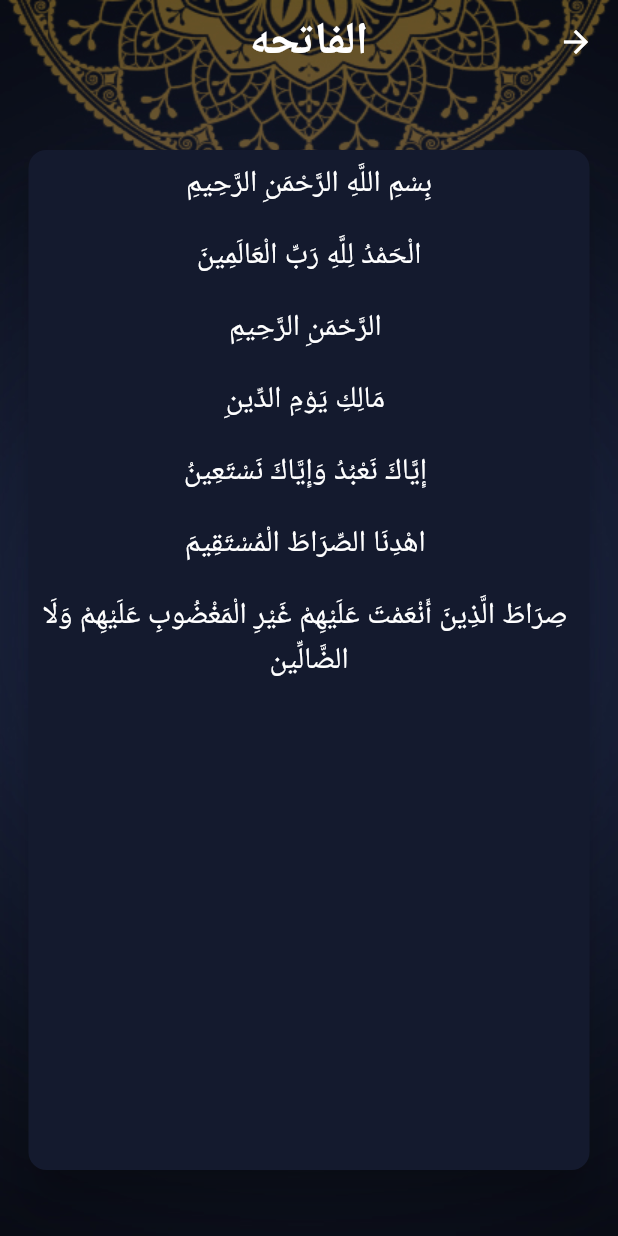
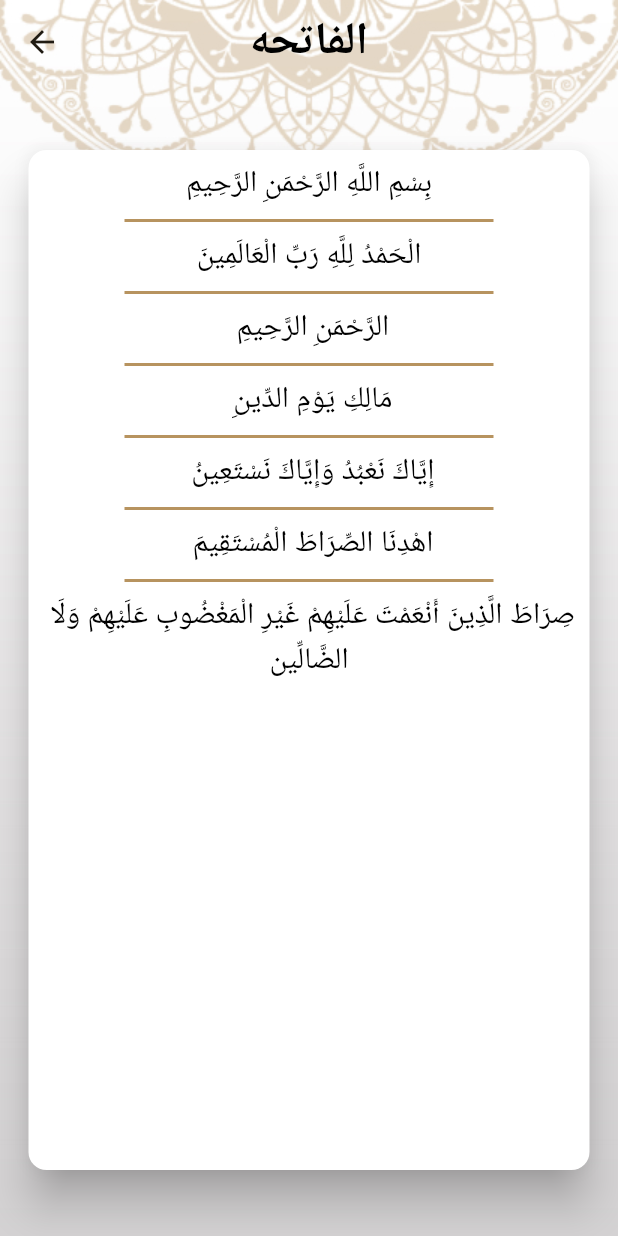
Before and after one commit to MohamedBishta/islami, a Flutter app: the screen it shows after launch, after a tap on "الفاتحه", on a phone screen of 412 x 824 dp. Run offline on Flutter 3.47's test engine with Material 3 defaults, Android fonts, the phone set to English and light mode, and no system bars; our stand-ins replace shared_preferences; generated files the repository leaves out were written again; Roboto replaces fonts that are missing (messiri).

Commit message:
+ apply setting

```diff
--- /dev/null
+++ b/lib/Provider/SettingProvider.dart
@@ -0,0 +1,58 @@
+import 'package:flutter/material.dart';
+import 'package:shared_preferences/shared_preferences.dart';
+import 'package:flutter_gen/gen_l10n/app_localizations.dart';
+
+class SettingProvider extends ChangeNotifier{
+
+  String selectedLocal = 'en';
+  ThemeMode selectedTheme = ThemeMode.light;
+  late SharedPreferences prefs;
+
+  SettingProvider() {
+    loadPreferences();
+  }
+
+  void loadPreferences() async {
+    prefs = await SharedPreferences.getInstance();
+    selectedLocal = prefs.getString('selectedLocal') ?? 'en';
+    selectedTheme = themeModeFromString(prefs.getString('selectedTheme') ?? 'light');
+    notifyListeners();
+  }
+
+  void changeLocale (String newLocale){
+    selectedLocal = newLocale ;
+    prefs.setString('selectedLocal', selectedLocal);
+    notifyListeners();
+  }
+  void changeTheme (ThemeMode newTheme){
+    selectedTheme = newTheme ;
+    prefs.setString('selectedTheme', themeModeToString(selectedTheme));
+    notifyListeners();
+  }
+  bool isDarkEnable(){
+    return selectedTheme == ThemeMode.dark;
+  }
+   String getMainBackgroundImage(){
+    return isDarkEnable() ? "assets/images/background_dark.jpg" :
+    "assets/images/backgrounding.jpg" ;
+  }
+   String getSplashBackgroundImage(){
+    return  isDarkEnable() ? "assets/images/splash_dark.jpg" :
+    "assets/images/splash.jpg" ;
+  }
+  Locale getLocale() {
+    if (selectedLocal == 'ar') {
+      return Locale('ar', 'SA');
+    }
+    return Locale('en', 'US');
+  }
+  ThemeMode themeModeFromString(String themeString) {
+    return themeString == 'dark' ? ThemeMode.dark : ThemeMode.light;
+  }
+
+  String themeModeToString(ThemeMode themeMode) {
+    return themeMode == ThemeMode.dark ? 'dark' : 'light';
+  }
+
+
+}
--- a/lib/UI/HomeScreen/Hadeth/HadethDetials.dart
+++ b/lib/UI/HomeScreen/Hadeth/HadethDetials.dart
@@ -1,6 +1,7 @@
+import 'package:firsttask/Provider/SettingProvider.dart';
 import 'package:firsttask/UI/HomeScreen/Hadeth/Hadeth.dart';
-import 'package:firsttask/UI/MyThemeData.dart';
 import 'package:flutter/material.dart';
+import 'package:provider/provider.dart';
 
 class HadethDetails extends StatelessWidget {
   static const String routeName = 'HadethDetials';
@@ -8,13 +9,14 @@ class HadethDetails extends StatelessWidget {
 
   @override
   Widget build(BuildContext context) {
+    var settingProvider = Provider.of<SettingProvider>(context);
     var hadeth = ModalRoute.of(context)?.settings.arguments as Hadeth;
     return Container(
         width: double.infinity,
         height: double.infinity,
         decoration: BoxDecoration(
             image: DecorationImage(
-                image: AssetImage(MyThemeData.getMainBackgroundImage()),
+                image: AssetImage(settingProvider.getMainBackgroundImage()),
                 fit: BoxFit.fill)),
         child: Scaffold(
           appBar: AppBar(
--- a/lib/UI/HomeScreen/HomePage.dart
+++ b/lib/UI/HomeScreen/HomePage.dart
@@ -1,10 +1,12 @@
+import 'package:firsttask/Provider/SettingProvider.dart';
 import 'package:firsttask/UI/HomeScreen/Hadeth/HadethScreen.dart';
 import 'package:firsttask/UI/HomeScreen/Quran/QuranScreen.dart';
 import 'package:firsttask/UI/HomeScreen/Radio/RadioScreen.dart';
+import 'package:firsttask/UI/HomeScreen/Settings/SettingScreen.dart';
 import 'package:firsttask/UI/HomeScreen/Tasbeh/TasbehScreen.dart';
-import 'package:firsttask/UI/MyThemeData.dart';
 import 'package:flutter/material.dart';
 import 'package:flutter_gen/gen_l10n/app_localizations.dart';
+import 'package:provider/provider.dart';
 
 class HomePage extends StatefulWidget {
   static const String routName = 'HomePage';
@@ -18,13 +20,14 @@ class _HomePageState extends State<HomePage> {
 
   @override
   Widget build(BuildContext context) {
+    var settingProvider = Provider.of<SettingProvider>(context);
     return Container(
       width: double.infinity,
       height: double.infinity,
       decoration: BoxDecoration(
           image: DecorationImage(
               image: AssetImage(
-                MyThemeData.getMainBackgroundImage(),
+                settingProvider.getMainBackgroundImage(),
               ),
               fit: BoxFit.fill)),
       child: Scaffold(
@@ -56,6 +59,10 @@ class _HomePageState extends State<HomePage> {
                   backgroundColor: Theme.of(context).primaryColor,
                   icon: ImageIcon(AssetImage("assets/images/sebha_blue.png")),
                   label: AppLocalizations.of(context)!.tasbehScreen),
+              BottomNavigationBarItem(
+                  backgroundColor: Theme.of(context).primaryColor,
+                  icon: Icon(Icons.settings),
+                  label: AppLocalizations.of(context)!.settingScreen),
             ]),
         body: tabs[selectedTabIndex]
       ),
@@ -66,6 +73,7 @@ class _HomePageState extends State<HomePage> {
     QuranScreen(),
     HadethScreen(),
     Radioscreen(),
-    TasbehScreen()
+    TasbehScreen(),
+    SettingScreen(),
   ];
 }
--- a/lib/UI/MyThemeData.dart
+++ b/lib/UI/MyThemeData.dart
@@ -2,13 +2,14 @@ import 'package:flutter/material.dart';
 
 class MyThemeData {
   static const Color primaryLight = Color(0xFFB7935F);
-
-  static  bool isDarkEnable = true ;
   static const Color primaryDark = Color(0xFF141A2E);
   static const Color secondaryDark = Color(0xFFFACC1D);
   static const String fontfamily = "messiri";
 
   static final ThemeData light = ThemeData(
+    bottomSheetTheme: BottomSheetThemeData(
+      backgroundColor: Colors.white,
+    ),
     textTheme: TextTheme(
       bodyMedium: TextStyle(
           color:Colors.black,
@@ -54,6 +55,9 @@ class MyThemeData {
     useMaterial3: true,
   );
   static final ThemeData dark = ThemeData(
+    bottomSheetTheme: BottomSheetThemeData(
+        backgroundColor: primaryDark
+    ),
     textTheme: TextTheme(
       bodyMedium: TextStyle(
         color:Colors.white,
@@ -100,12 +104,5 @@ class MyThemeData {
     ),
     useMaterial3: true,
   );
- static String getMainBackgroundImage(){
-    return  MyThemeData.isDarkEnable? "assets/images/background_dark.jpg" :
-    "assets/images/backgrounding.jpg" ;
-  }
-  static String getSplashBackgroundImage(){
-    return  MyThemeData.isDarkEnable ? "assets/images/splash_dark.jpg" :
-    "assets/images/splash.jpg" ;
-  }
+
 }
--- a/lib/UI/Splash/SplashScreen.dart
+++ b/lib/UI/Splash/SplashScreen.dart
@@ -1,6 +1,7 @@
+import 'package:firsttask/Provider/SettingProvider.dart';
 import 'package:firsttask/UI/HomeScreen/HomePage.dart';
-import 'package:firsttask/UI/MyThemeData.dart';
 import 'package:flutter/material.dart';
+import 'package:provider/provider.dart';
 
 class SplashScreen extends StatelessWidget {
   static const String routeName ='SplashScreen';
@@ -9,13 +10,14 @@ class SplashScreen extends StatelessWidget {
 
   @override
   Widget build(BuildContext context) {
+    var settingProvider = Provider.of<SettingProvider>(context);
     Future.delayed(Duration(seconds: 3),
       () {
         Navigator.pushReplacementNamed(context,HomePage.routName);
       },
     );
     return Scaffold(
-      body: Image.asset(MyThemeData.getSplashBackgroundImage(),
+      body: Image.asset(settingProvider.getSplashBackgroundImage(),
         fit: BoxFit.fill,
         width: double.infinity,
         height: double.infinity,
--- a/lib/UI/suraDetails/SuraDetails.dart
+++ b/lib/UI/suraDetails/SuraDetails.dart
@@ -1,7 +1,8 @@
-import 'package:firsttask/UI/MyThemeData.dart';
+import 'package:firsttask/Provider/SettingProvider.dart';
 import 'package:firsttask/UI/suraDetails/verseItem.dart';
 import 'package:flutter/material.dart';
 import 'package:flutter/services.dart';
+import 'package:provider/provider.dart';
 
 class SuraDetails extends StatefulWidget {
   static const String routeName = 'suraDetails';
@@ -16,6 +17,7 @@ class _SuraDetailsState extends State<SuraDetails> {
 
   @override
   Widget build(BuildContext context) {
+    var settingProvider = Provider.of<SettingProvider>(context);
     SuraDetailsarg args =
         ModalRoute.of(context)?.settings.arguments as SuraDetailsarg;
     if (versesList.isEmpty) loadSoura(args.suraNum);
@@ -24,7 +26,7 @@ class _SuraDetailsState extends State<SuraDetails> {
       height: double.infinity,
       decoration: BoxDecoration(
           image: DecorationImage(
-              image: AssetImage(MyThemeData.getMainBackgroundImage()),
+              image: AssetImage(settingProvider.getMainBackgroundImage()),
               fit: BoxFit.fill)),
       child: Scaffold(
         appBar: AppBar(
--- a/lib/main.dart
+++ b/lib/main.dart
@@ -1,3 +1,4 @@
+import 'package:firsttask/Provider/SettingProvider.dart';
 import 'package:firsttask/UI/HomeScreen/Hadeth/HadethDetials.dart';
 import 'package:firsttask/UI/HomeScreen/Hadeth/HadethScreen.dart';
 import 'package:firsttask/UI/HomeScreen/HomePage.dart';
@@ -8,21 +9,25 @@ import 'package:firsttask/UI/HomeScreen/Tasbeh/TasbehScreen.dart';
 import 'package:firsttask/UI/Splash/SplashScreen.dart';
 import 'package:flutter/material.dart';
 import 'package:flutter_gen/gen_l10n/app_localizations.dart';
+import 'package:provider/provider.dart';
 void main() {
-  runApp(MyApp());
+  runApp(ChangeNotifierProvider(
+      create: (BuildContext context) => SettingProvider(),
+      child: MyApp()));
 }
 class MyApp extends StatelessWidget {
   @override
   Widget build(BuildContext context) {
+    var settingProvider = Provider.of<SettingProvider>(context);
     return MaterialApp(
-      locale: Locale('ar'),
+      locale: Locale(settingProvider.selectedLocal),
       debugShowCheckedModeBanner: false,
       title: 'Islami',
       localizationsDelegates: AppLocalizations.localizationsDelegates,
       supportedLocales: AppLocalizations.supportedLocales,
       theme: MyThemeData.light,
       darkTheme: MyThemeData.dark ,
-      themeMode: ThemeMode.dark,
+      themeMode: settingProvider.selectedTheme,
       initialRoute: SplashScreen.routeName,
       routes: {
         SplashScreen.routeName: (context) => SplashScreen(),
--- a/pubspec.yaml
+++ b/pubspec.yaml
@@ -33,6 +33,8 @@ dependencies:
   flutter_localizations:
     sdk: flutter
   intl: any
+  provider: ^6.1.1
+  shared_preferences: ^2.2.2
 
 
   # The following adds the Cupertino Icons font to your application.
```
Also changed, not shown: lib/UI/HomeScreen/Settings/SettingScreen.dart (added, +70 -0 lines), lib/UI/HomeScreen/Settings/ShowLanguageBottomSheet.dart (added, +59 -0 lines), lib/UI/HomeScreen/Settings/ShowThemeBottomSheet.dart (added, +66 -0 lines), lib/UI/HomeScreen/Tasbeh/TasbehScreen.dart (+7 -4 lines), lib/l10n/app_ar.arb (+7 -2 lines), lib/l10n/app_en.arb (+6 -1 lines), pubspec.lock, 1 other file.
